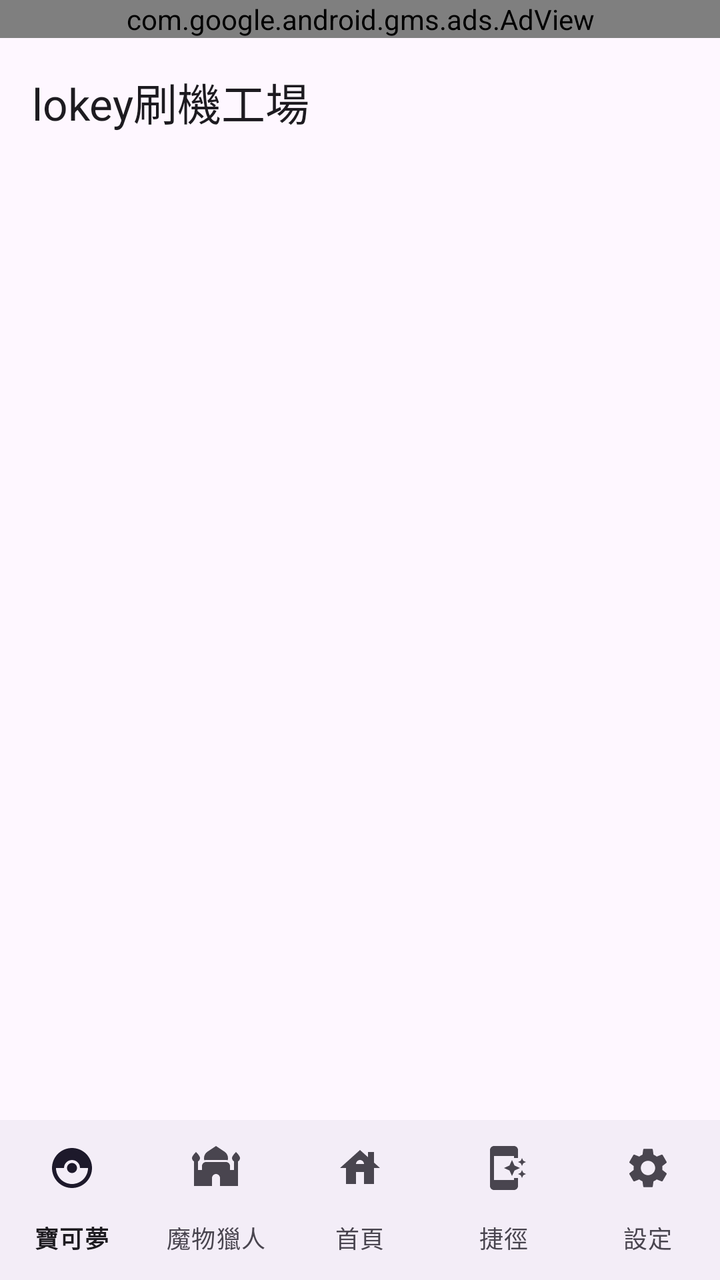
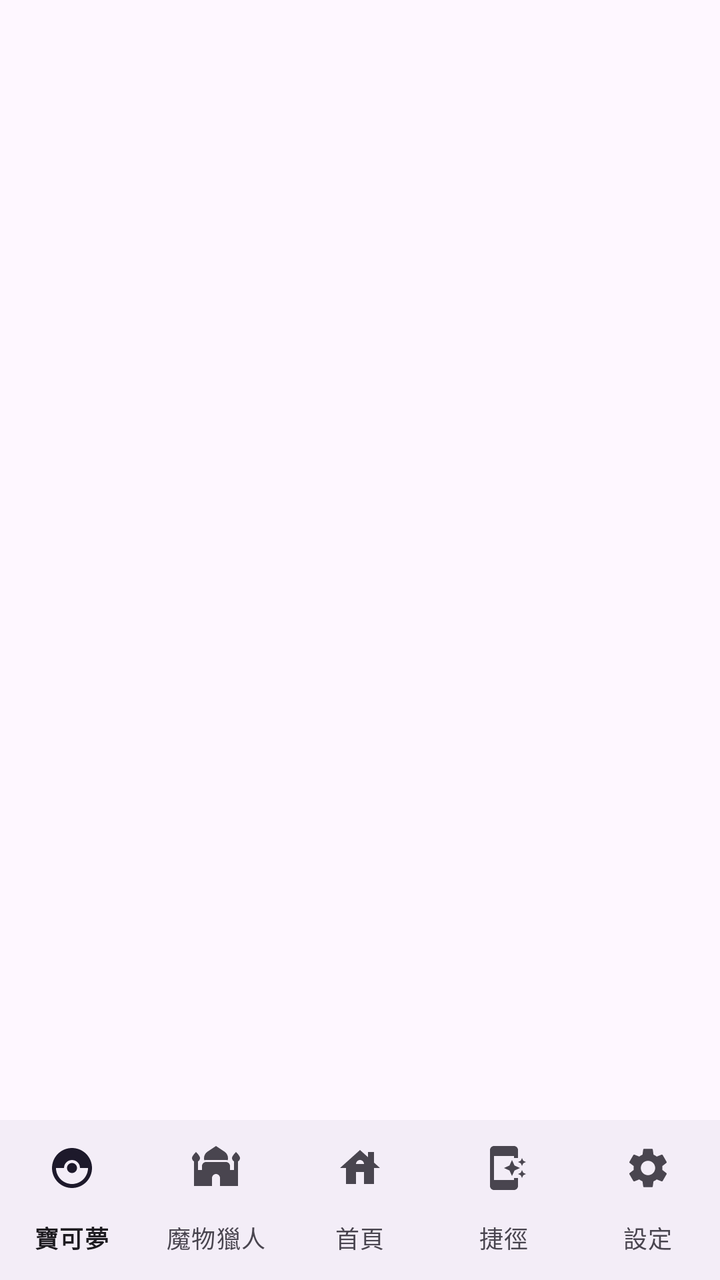

Screens rendered from an Android XML layout before and after an edit, with the pre-edit source and the edit as a unified diff.
<!-- AndroidManifest.xml: application theme Theme.DynamicColors -->
<!-- res/layout/activity_main.xml -->
<?xml version="1.0" encoding="utf-8"?>
<androidx.coordinatorlayout.widget.CoordinatorLayout xmlns:android="http://schemas.android.com/apk/res/android"
    xmlns:app="http://schemas.android.com/apk/res-auto"
    xmlns:tools="http://schemas.android.com/tools"
    android:layout_width="match_parent"
    android:layout_height="match_parent"
    tools:context=".MainActivity">

    <androidx.constraintlayout.widget.ConstraintLayout
        android:id="@+id/container"
        android:layout_width="match_parent"
        android:layout_height="match_parent">

        <com.google.android.material.appbar.AppBarLayout
            android:fitsSystemWindows="true"
            android:id="@+id/appBarLayout"
            android:layout_width="match_parent"
            android:layout_height="wrap_content"
            app:layout_constraintTop_toTopOf="parent"
            tools:ignore="MissingConstraints">

            <com.google.android.gms.ads.AdView
                android:id="@+id/adView"
                android:layout_width="match_parent"
                android:layout_height="wrap_content"
                android:layout_alignParentBottom="true"
                android:layout_centerHorizontal="true"
                app:adSize="BANNER"
                app:adUnitId="@string/adB">

            </com.google.android.gms.ads.AdView>

            <com.google.android.material.appbar.MaterialToolbar
                android:id="@+id/toolbar"
                android:layout_width="match_parent"
                android:layout_height="?attr/actionBarSize"
                app:title="lokey刷機工場" />

        </com.google.android.material.appbar.AppBarLayout>

        <androidx.fragment.app.FragmentContainerView
            android:id="@+id/fragment_container_view"
            android:layout_width="match_parent"
            android:layout_height="0dp"
            app:defaultNavHost="true"
            app:layout_behavior="@string/appbar_scrolling_view_behavior"
            app:layout_constraintBottom_toTopOf="@+id/navigation"
            app:layout_constraintEnd_toEndOf="parent"
            app:layout_constraintHorizontal_bias="0.0"
            app:layout_constraintStart_toStartOf="parent"
            app:layout_constraintTop_toBottomOf="@+id/appBarLayout"
            app:layout_constraintVertical_bias="0.0" />

        <com.google.android.material.bottomnavigation.BottomNavigationView
            android:id="@+id/navigation"
            android:layout_width="match_parent"
            android:layout_height="wrap_content"
            android:layout_gravity="bottom|end"
            app:itemHorizontalTranslationEnabled="false"
            app:labelVisibilityMode="labeled"
            app:layout_constraintBottom_toBottomOf="parent"
            app:layout_constraintEnd_toEndOf="parent"
            app:layout_constraintHorizontal_bias="0.0"
            app:layout_constraintStart_toStartOf="parent"
            app:menu="@menu/nav" />

    </androidx.constraintlayout.widget.ConstraintLayout>

    

</androidx.coordinatorlayout.widget.CoordinatorLayout>
<!-- resources referenced by this layout -->
<resources>
  <style name="Theme.DynamicColors" parent="Theme.Material3.DayNight.NoActionBar">
          
          
  
          <item name="android:navigationBarColor">@android:color/transparent</item>
          <item name="android:statusBarColor">@android:color/transparent</item>
          <item name="android:windowLightStatusBar">?attr/isLightTheme</item>
  
          <item name="preferenceTheme">@style/ThemeOverlay.App.Preference</item>
      </style>
  <style name="ThemeOverlay.App.Preference" parent="PreferenceThemeOverlay">
          <item name="switchPreferenceCompatStyle">@style/PreferenceMaterialSwitch</item>
      </style>
  <style name="PreferenceMaterialSwitch" parent="@style/Preference.SwitchPreferenceCompat.Material">
          <item name="widgetLayout">@layout/preference_switch</item>
      </style>
</resources>

<!-- the commit's change to res/layout/activity_main.xml (unified diff, before → after) -->
@@ -11,57 +11,30 @@
         android:layout_width="match_parent"
         android:layout_height="match_parent">
 
-        <com.google.android.material.appbar.AppBarLayout
-            android:fitsSystemWindows="true"
-            android:id="@+id/appBarLayout"
-            android:layout_width="match_parent"
-            android:layout_height="wrap_content"
-            app:layout_constraintTop_toTopOf="parent"
-            tools:ignore="MissingConstraints">
-
-            <com.google.android.gms.ads.AdView
-                android:id="@+id/adView"
-                android:layout_width="match_parent"
-                android:layout_height="wrap_content"
-                android:layout_alignParentBottom="true"
-                android:layout_centerHorizontal="true"
-                app:adSize="BANNER"
-                app:adUnitId="@string/adB">
-
-            </com.google.android.gms.ads.AdView>
-
-            <com.google.android.material.appbar.MaterialToolbar
-                android:id="@+id/toolbar"
-                android:layout_width="match_parent"
-                android:layout_height="?attr/actionBarSize"
-                app:title="lokey刷機工場" />
-
-        </com.google.android.material.appbar.AppBarLayout>
+        
 
         <androidx.fragment.app.FragmentContainerView
             android:id="@+id/fragment_container_view"
             android:layout_width="match_parent"
             android:layout_height="0dp"
             app:defaultNavHost="true"
+            android:fitsSystemWindows="false"
             app:layout_behavior="@string/appbar_scrolling_view_behavior"
             app:layout_constraintBottom_toTopOf="@+id/navigation"
+            app:layout_constraintStart_toStartOf="parent"
             app:layout_constraintEnd_toEndOf="parent"
-            app:layout_constraintHorizontal_bias="0.0"
-            app:layout_constraintStart_toStartOf="parent"
-            app:layout_constraintTop_toBottomOf="@+id/appBarLayout"
-            app:layout_constraintVertical_bias="0.0" />
+            app:layout_constraintTop_toTopOf="parent" />
+            
 
         <com.google.android.material.bottomnavigation.BottomNavigationView
             android:id="@+id/navigation"
             android:layout_width="match_parent"
             android:layout_height="wrap_content"
-            android:layout_gravity="bottom|end"
             app:itemHorizontalTranslationEnabled="false"
             app:labelVisibilityMode="labeled"
             app:layout_constraintBottom_toBottomOf="parent"
+            app:layout_constraintStart_toStartOf="parent"
             app:layout_constraintEnd_toEndOf="parent"
-            app:layout_constraintHorizontal_bias="0.0"
-            app:layout_constraintStart_toStartOf="parent"
             app:menu="@menu/nav" />
 
     </androidx.constraintlayout.widget.ConstraintLayout>
